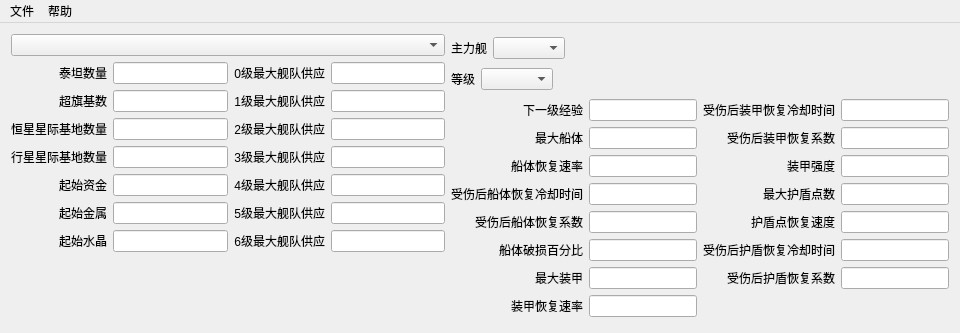
whisper512/SSE2_ConfigEditor, file SSE2_ConfigEditor/SSE2_ConfigEditorMainWnd.ui: the form before one commit.
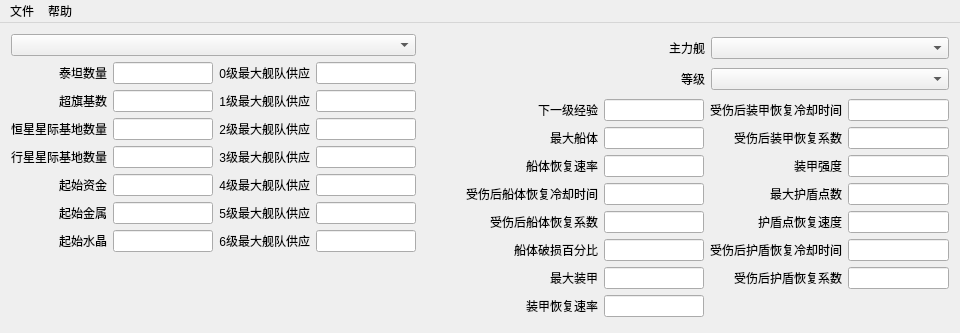
The form after the commit.

```diff
--- a/SSE2_ConfigEditor/SSE2_ConfigEditorMainWnd.ui
+++ b/SSE2_ConfigEditor/SSE2_ConfigEditorMainWnd.ui
@@ -15,6 +15,9 @@
   </property>
   <widget class="QWidget" name="centralWidget">
    <layout class="QHBoxLayout" name="horizontalLayout_4">
+    <property name="spacing">
+     <number>50</number>
+    </property>
     <item>
      <layout class="QVBoxLayout" name="verticalLayout_3">
       <item>
@@ -344,19 +347,6 @@
         <item>
          <widget class="QComboBox" name="comboBox_faction_2"/>
         </item>
-        <item>
-         <spacer name="horizontalSpacer">
-          <property name="orientation">
-           <enum>Qt::Orientation::Horizontal</enum>
-          </property>
-          <property name="sizeHint" stdset="0">
-           <size>
-            <width>40</width>
-            <height>20</height>
-           </size>
-          </property>
-         </spacer>
-        </item>
        </layout>
       </item>
       <item>
@@ -374,19 +364,6 @@
         <item>
          <widget class="QComboBox" name="comboBox_faction_3"/>
         </item>
-        <item>
-         <spacer name="horizontalSpacer_2">
-          <property name="orientation">
-           <enum>Qt::Orientation::Horizontal</enum>
-          </property>
-          <property name="sizeHint" stdset="0">
-           <size>
-            <width>40</width>
-            <height>20</height>
-           </size>
-          </property>
-         </spacer>
-        </item>
        </layout>
       </item>
       <item>
```
